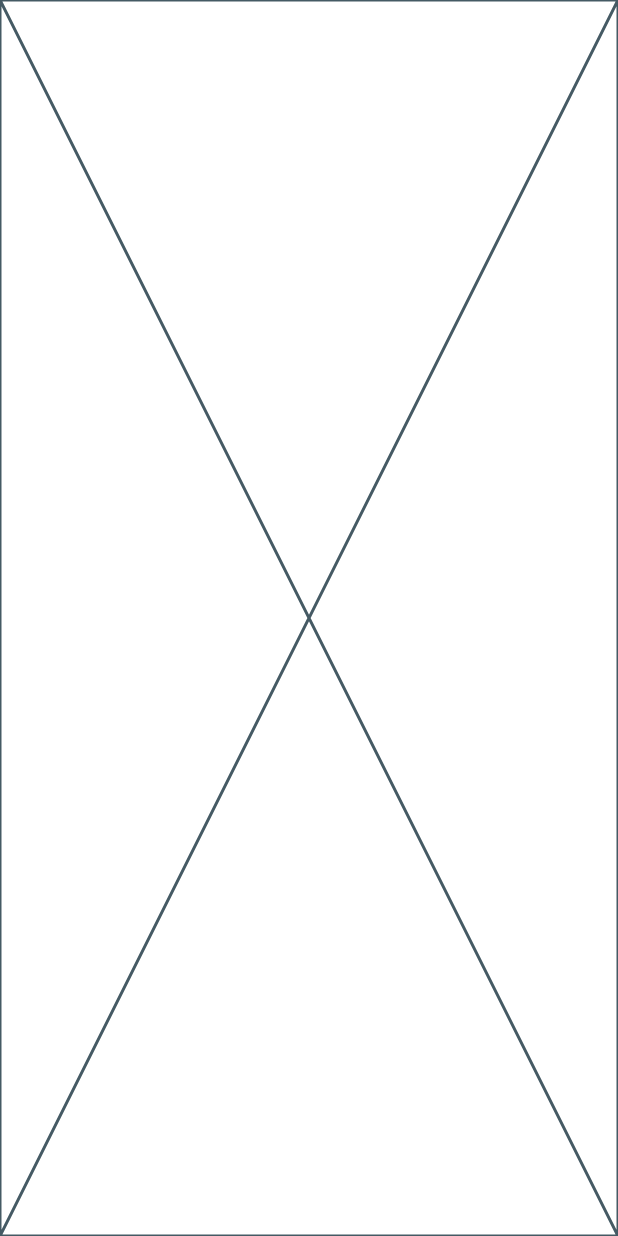
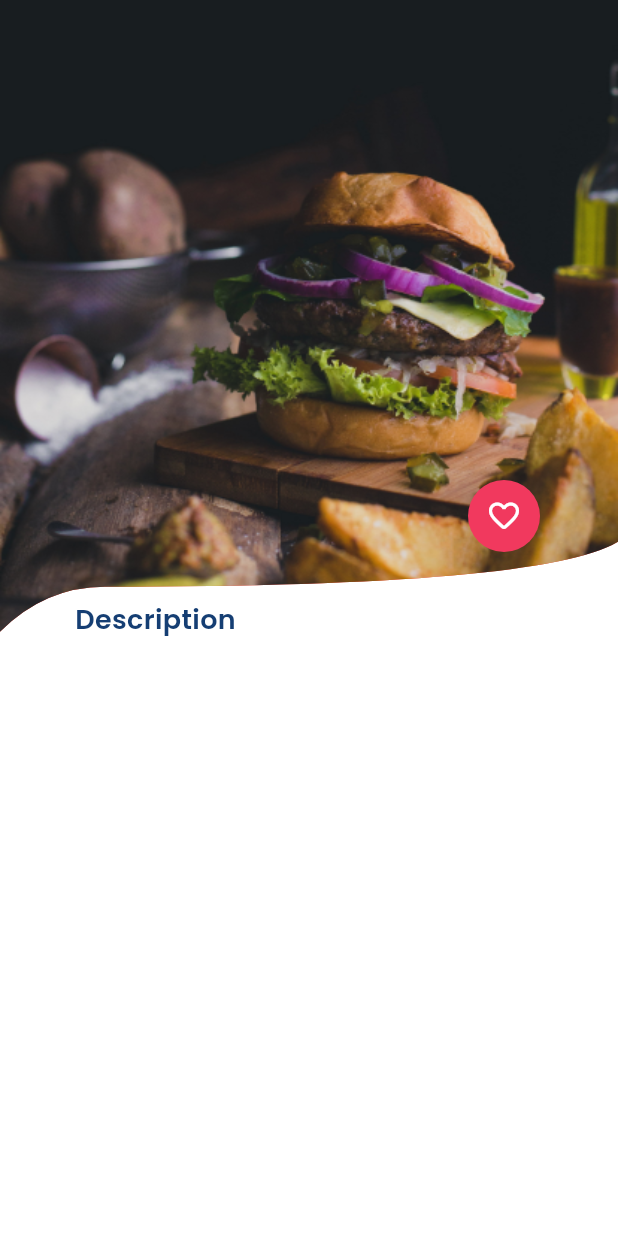
Before and after one commit to Mahmoud4456/delivery-app, a Flutter app: the screen it shows after launch, on a phone screen of 412 x 824 dp. Run offline on Flutter 3.47's test engine with Material 3 defaults, Android fonts, the phone set to English and light mode, and no system bars; our stand-ins replace font_awesome_flutter.

Commit message:
details view

```diff
--- a/lib/features/details_feature/view/details_view.dart
+++ b/lib/features/details_feature/view/details_view.dart
@@ -1,10 +1,13 @@
-import 'package:flutter/cupertino.dart';
+import 'package:flutter/material.dart';
+import 'package:ui/features/details_feature/view/widget/details_view_body.dart';
 
 class DetailsView extends StatelessWidget {
   const DetailsView({super.key});
 
   @override
   Widget build(BuildContext context) {
-    return const Placeholder();
+    return const Scaffold(
+      body: DetailsViewBody(),
+    );
   }
 }
--- /dev/null
+++ b/lib/features/details_feature/view/widget/details_view_body.dart
@@ -0,0 +1,90 @@
+import 'package:flutter/material.dart';
+import 'package:ui/constants.dart';
+
+class DetailsViewBody extends StatelessWidget {
+  const DetailsViewBody({super.key});
+
+  @override
+  Widget build(BuildContext context) {
+    return SizedBox(
+      height: MediaQuery.of(context).size.height*.6,
+      child: Stack(
+            children: [
+              ClipPath(
+                clipper: CustomClipImage() ,
+                child: Container(
+                  color: Colors.red,
+                  height: MediaQuery.of(context).size.height*.6,
+                  width: double.infinity,
+                  padding: EdgeInsets.zero,
+                  foregroundDecoration: const BoxDecoration(
+                    image: DecorationImage(image: AssetImage('assets/images/pablo-merchan-montes-dc_JMu8lb5U-unsplash.png' ),
+                      fit: BoxFit.cover,
+                    ),
+                  ),
+                ),
+              ),
+            Positioned(
+              top: 320,
+              left: MediaQuery.of(context).size.width - 100,
+              child: Container(
+                padding: const EdgeInsets.all(12),
+                  decoration: const BoxDecoration(
+                    shape: BoxShape.circle,
+                    color: Color(0xffF1395E),
+                  ),
+                  child: const Icon(Icons.favorite_outline_rounded , color: Colors.white,)),
+            ),
+             const Positioned(
+                top: 400,
+                left: 50,
+                child: Column(
+                  crossAxisAlignment: CrossAxisAlignment.start,
+                  children: [
+                    Text("Description",
+                      style: TextStyle(color: primaryColor , fontFamily: "Poppins" , fontSize: 18),
+                    ),
+                  ],
+                ),
+              ),
+            ],
+          ),
+    );
+  }
+}
+
+
+ class CustomClipImage extends CustomClipper<Path>{
+  @override
+  Path getClip(Size size) {
+    double h = size.height *.852 ;
+    double w = size.width ;
+
+    final path = Path();
+
+    path.lineTo(0, h );
+
+    final firstCurve = Offset(30 , h -30) ;
+    final lastCurve = Offset( 70, h-30) ;
+
+    path.quadraticBezierTo(firstCurve.dx, firstCurve.dy, lastCurve.dx, lastCurve.dy);
+
+
+    final secondFirstCurve = Offset(w - 50 , h -30) ;
+    final secondLastCurve = Offset( w, h-60) ;
+
+    path.quadraticBezierTo(secondFirstCurve.dx, secondFirstCurve.dy, secondLastCurve.dx, secondLastCurve.dy);
+
+    path.lineTo(w , 0);
+
+    path.close();
+
+    return path;
+  }
+
+  @override
+  bool shouldReclip(covariant CustomClipper<Path> oldClipper) {
+        return true ;
+  }
+
+ }
```
Also changed, not shown: assets/images/pablo-merchan-montes-dc_JMu8lb5U-unsplash.png (added).
